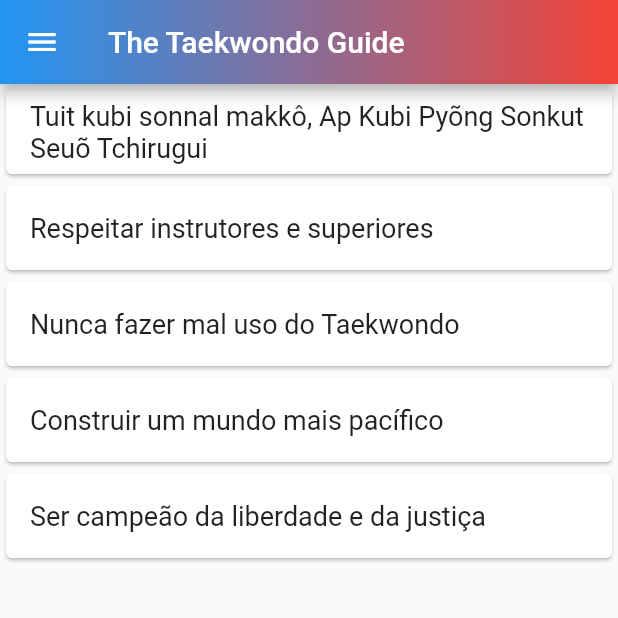
After one commit to SouzaEduardoAC/taekwondo-guide, a Flutter app: the SonKiSulPage screen opened directly, on a phone screen of 412 x 824 dp, the top half of it. The commit adds this screen. Run offline on Flutter 3.47's test engine with Material 2 defaults, Android fonts, the phone set to English and light mode, and no system bars; our stand-ins replace video_player.

Commit message:
#Created base of son ki sul page

```diff
--- a/lib/widgets/NavDrawer.dart
+++ b/lib/widgets/NavDrawer.dart
@@ -2,6 +2,7 @@ import 'package:flutter/material.dart';
 import 'package:handoryu/widgets/HomePage.dart';
 import 'package:handoryu/widgets/MaengsePage.dart';
 import 'package:handoryu/widgets/PoomsaePage.dart';
+import 'package:handoryu/widgets/SonKiSulPage.dart';
 
 class NavDrawer extends StatelessWidget {
   @override
@@ -11,7 +12,7 @@ class NavDrawer extends StatelessWidget {
         children: <Widget>[
           _buildListTile(context, Icons.home, 'Home', new HomePage()),
           _buildListTile(context, Icons.format_strikethrough, 'Bal ki sul', new HomePage()),
-          _buildListTile(context, Icons.format_strikethrough, 'Son ki sul', new HomePage()),
+          _buildListTile(context, Icons.format_strikethrough, 'Son ki sul', new SonKiSulPage()),
           _buildListTile(context, Icons.format_list_numbered, 'Poomsae', new PoomsaePage()),
           _buildListTile(context, Icons.local_library, 'Maengse', new MaengsePage())
         ],
--- /dev/null
+++ b/lib/widgets/SonKiSulPage.dart
@@ -0,0 +1,31 @@
+import 'package:flutter/material.dart';
+import 'package:handoryu/widgets/CustomAppBar.dart';
+import 'package:handoryu/widgets/NavDrawer.dart';
+
+class SonKiSulPage extends StatelessWidget {
+  final _biggerFont = const TextStyle(fontSize: 18.0);
+
+  @override
+  Widget build(BuildContext context) {
+    return Scaffold(
+      drawer: NavDrawer(),
+      appBar: CustomAppBar(),
+      body: _buildListView(context),
+    );
+  }
+
+  Widget _buildListView(BuildContext context) {
+    return ListView(
+      children: <Widget>[
+        _buildCard('Tuit kubi sonnal makkô, Ap Kubi Pyõng Sonkut Seuõ Tchirugui'),
+        _buildCard('Respeitar instrutores e superiores'),
+        _buildCard('Nunca fazer mal uso do Taekwondo'),
+        _buildCard('Construir um mundo mais pacífico'),
+        _buildCard('Ser campeão da liberdade e da justiça')
+      ],
+    );
+  }
+
+  Card _buildCard(text) =>
+      Card(child: ListTile(title: Text(text, style: _biggerFont)));
+}
--- a/pubspec.yaml
+++ b/pubspec.yaml
@@ -43,8 +43,6 @@ flutter:
 
   # To add assets to your application, add an assets section, like this:
   assets:
-    - assets/images/taekwondo-bond-nederland-korean-martial-arts-combat-sport_Y8x8SyGT.png
-    - assets/images/Taekwondo-Korea-Martial-Arts.png
     - assets/images/korea_taekwondo_flag.png
     - assets/videos/1_taeguk_il_jang.mp4
     - assets/videos/2_taeguk_yi_jang.mp4
```
Also changed, not shown: assets/images/Taekwondo-Korea-Martial-Arts.png (deleted), assets/images/korea-yin-yang.png (deleted), assets/images/taekwondo-bond-nederland-korean-martial-arts-combat-sport_Y8x8SyGT.png (deleted).
